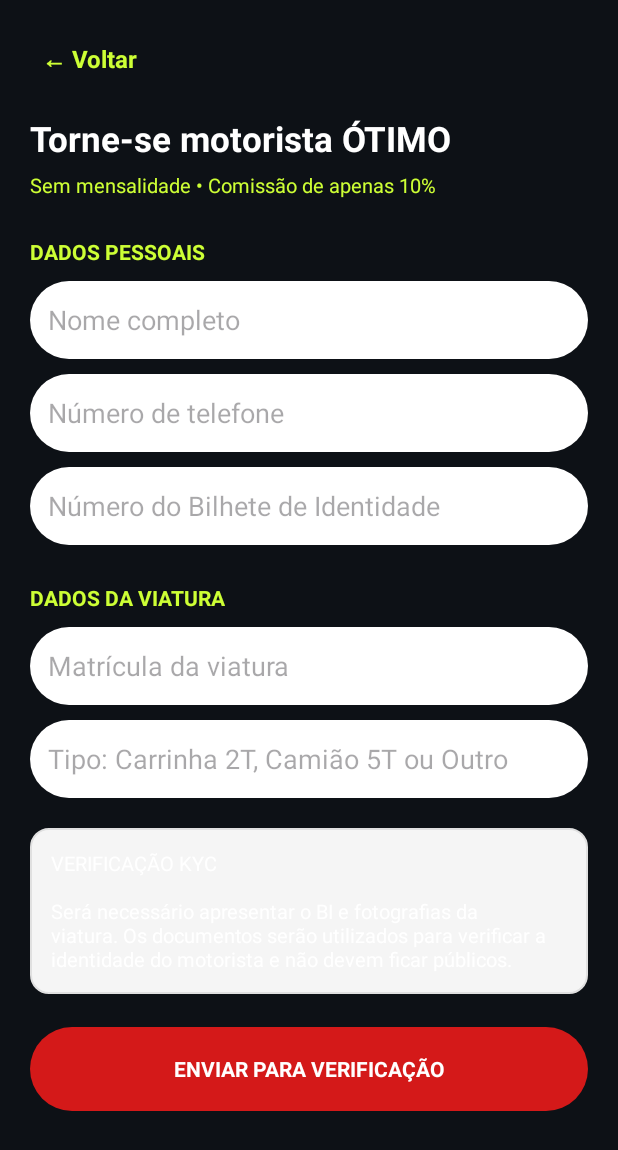
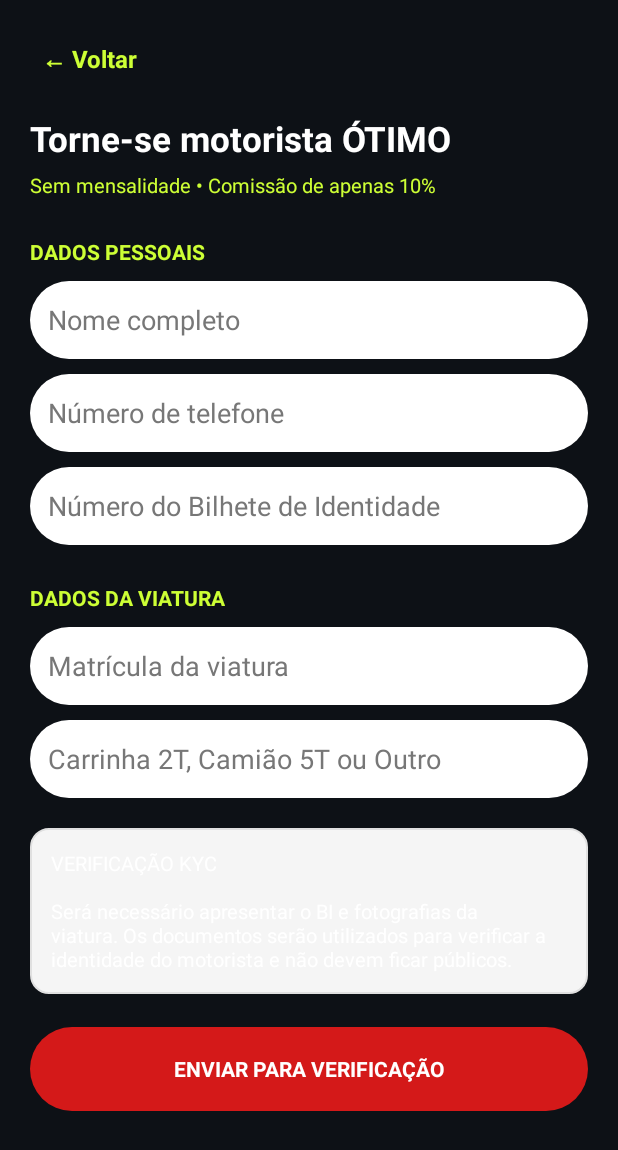
Before and after one commit to novo336/otimo-angola-app, an Android app: the layout activity_motorista.xml on its own in the app's theme, with its tools: preview values and no code run, on a phone screen of 412 x 824 dp. Shown: the top 1150 px of the screen. Run offline under Robolectric (Android 15) with nearby library versions, the phone set to English and light mode, and no system bars.

Commit message:
Refactor EditText attributes in activity_motorista.xml

```diff
--- a/app/src/main/res/layout/activity_motorista.xml
+++ b/app/src/main/res/layout/activity_motorista.xml
@@ -1,5 +1,4 @@
 
-<?xml version="1.0" encoding="utf-8"?>
 <ScrollView xmlns:android="http://schemas.android.com/apk/res/android"
     android:layout_width="match_parent"
     android:layout_height="match_parent"
@@ -56,10 +55,8 @@
             android:hint="Nome completo"
             android:padding="12dp"
             android:textColor="#000000"
-            android:hintTextColor="#777777"
-            android:inputType="textCapWords"
-            android:enabled="true"
-            android:focusable="true"/>
+            android:textColorHint="#777777"
+            android:inputType="textCapWords"/>
 
         <EditText
             android:id="@+id/editTelefoneMotorista"
@@ -70,10 +67,8 @@
             android:hint="Número de telefone"
             android:padding="12dp"
             android:textColor="#000000"
-            android:hintTextColor="#777777"
-            android:inputType="phone"
-            android:enabled="true"
-            android:focusable="true"/>
+            android:textColorHint="#777777"
+            android:inputType="phone"/>
 
         <EditText
             android:id="@+id/editNumeroBI"
@@ -84,10 +79,8 @@
             android:hint="Número do Bilhete de Identidade"
             android:padding="12dp"
             android:textColor="#000000"
-            android:hintTextColor="#777777"
-            android:inputType="textCapCharacters"
-            android:enabled="true"
-            android:focusable="true"/>
+            android:textColorHint="#777777"
+            android:inputType="textCapCharacters"/>
 
         <TextView
             android:layout_width="wrap_content"
@@ -106,10 +99,8 @@
             android:hint="Matrícula da viatura"
             android:padding="12dp"
             android:textColor="#000000"
-            android:hintTextColor="#777777"
-            android:inputType="textCapCharacters"
-            android:enabled="true"
-            android:focusable="true"/>
+            android:textColorHint="#777777"
+            android:inputType="textCapCharacters"/>
 
         <EditText
             android:id="@+id/editTipoViatura"
@@ -117,13 +108,11 @@
             android:layout_height="52dp"
             android:layout_marginTop="10dp"
             android:background="@drawable/bg_white_rounded"
-            android:hint="Tipo: Carrinha 2T, Camião 5T ou Outro"
+            android:hint="Carrinha 2T, Camião 5T ou Outro"
             android:padding="12dp"
             android:textColor="#000000"
-            android:hintTextColor="#777777"
-            android:inputType="textCapWords"
-            android:enabled="true"
-            android:focusable="true"/>
+            android:textColorHint="#777777"
+            android:inputType="textCapWords"/>
 
         <TextView
             android:layout_width="match_parent"
```
